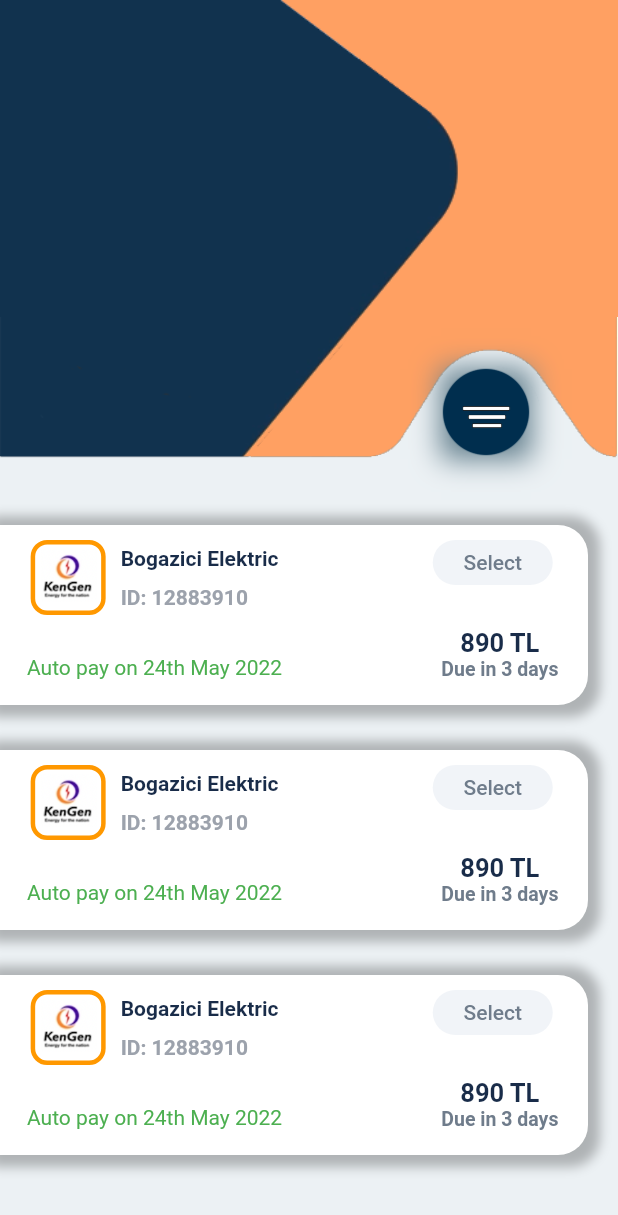
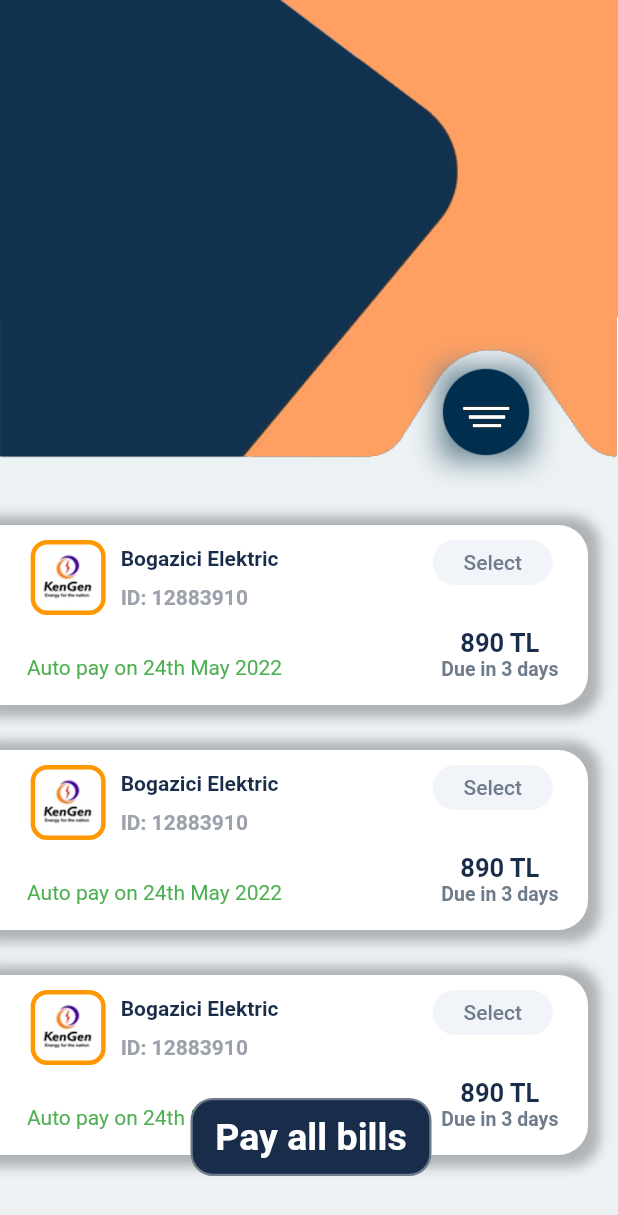
Before and after one commit to naderelzinyy/payment-mobile-app, a Flutter app: the screen it shows after launch, on a phone screen of 412 x 824 dp. Shown: the top 1215 px of the screen. Run offline on Flutter 3.47's test engine with Material 2 defaults, Android fonts, the phone set to English and light mode, and no system bars.

Commit message:
Called _getMainButton in HomeScreen.

```diff
--- a/lib/screens/home.dart
+++ b/lib/screens/home.dart
@@ -21,6 +21,7 @@ class _HomeScreenState extends State<HomeScreen> {
           children: [
             _setUpperSection(),
             _setBills(),
+            _getMainButton(),
           ],
         ),
       ),
```
